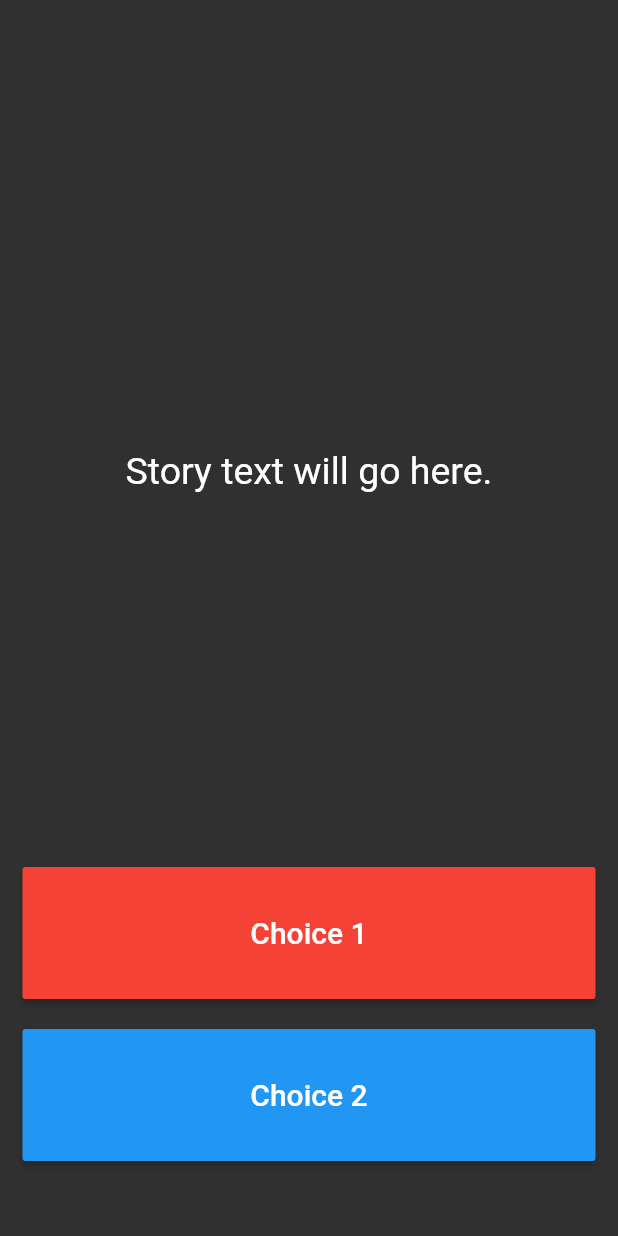
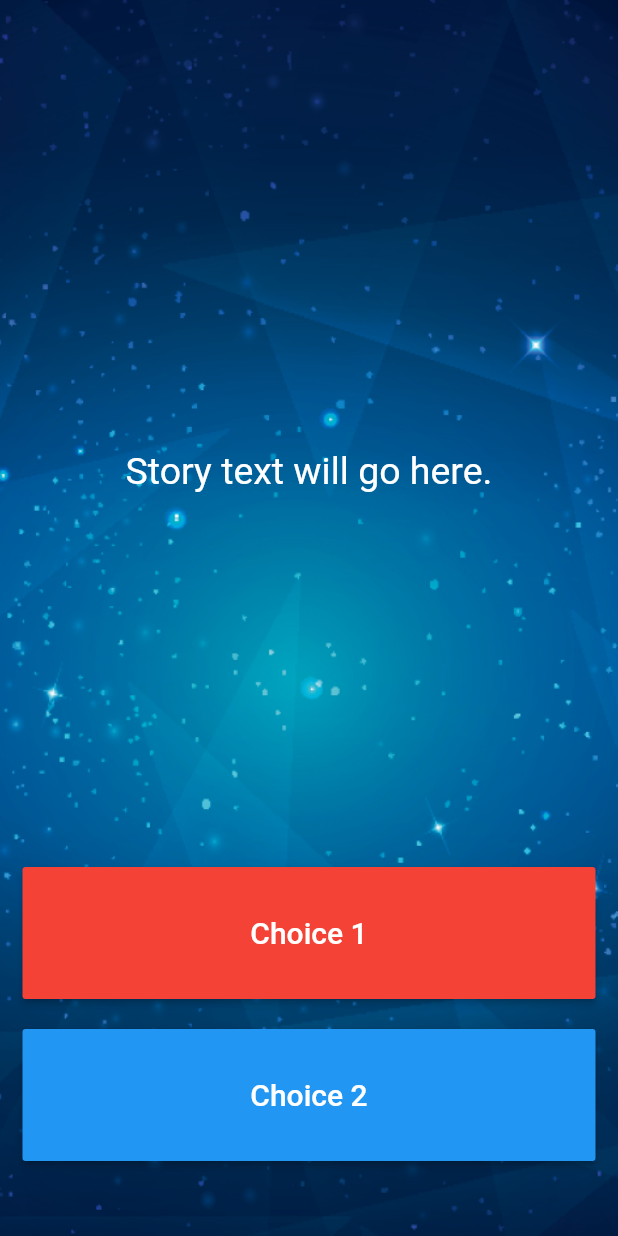
Before and after one commit to G1Joshi/destiny, a Flutter app: the screen it shows after launch, on a phone screen of 412 x 824 dp. Run offline on Flutter 3.47's test engine with Material 2 defaults, Android fonts, the light colour scheme and no system bars.

Commit message:
complete step 1

```diff
--- a/lib/main.dart
+++ b/lib/main.dart
@@ -25,6 +25,12 @@ class _StoryPageState extends State<StoryPage> {
     return Scaffold(
       body: Container(
         //TODO: Step 1 - Add background.png to this Container as a background image.
+        decoration: BoxDecoration(
+          image: DecorationImage(
+            image: AssetImage('assets/background.png'),
+            fit: BoxFit.cover,
+          ),
+        ),
         padding: EdgeInsets.symmetric(vertical: 50.0, horizontal: 15.0),
         constraints: BoxConstraints.expand(),
         child: SafeArea(
```
